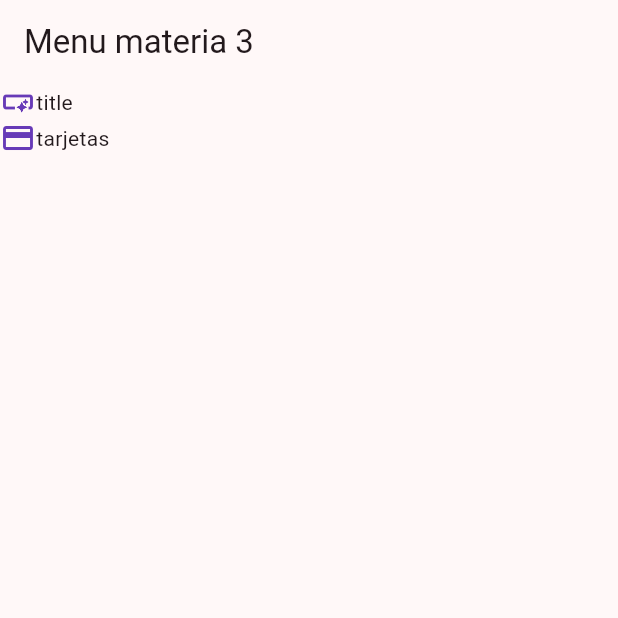
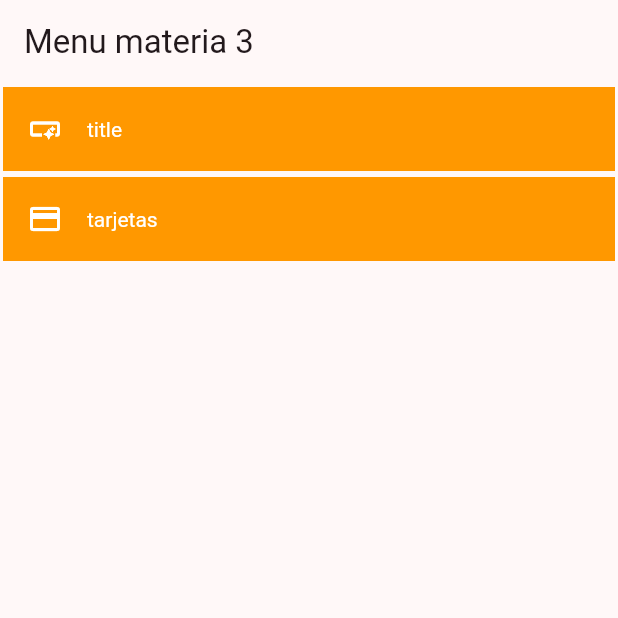
Before and after one commit to jvier990/halloween, a Flutter app: the screen it shows after launch, on a phone screen of 412 x 824 dp, the top half of it. Run offline on Flutter 3.47's test engine with Material 2 defaults, Android fonts, the phone set to English and light mode, and no system bars.

Commit message:
"ListTile 10-26-2023"

```diff
--- a/lib/presentation/home_screen.dart
+++ b/lib/presentation/home_screen.dart
@@ -25,14 +25,18 @@ class _HomeView extends StatelessWidget {
 
   Widget menuList(BuildContext context, int index) {
     final menuItem = appMenuItems[index];
-    return Row(
-      children: [
-        Icon(
-          menuItem.icon,
-          color: Colors.deepPurple,
-        ),
-        Text(menuItem.title)
-      ],
-    );
+    return Container(
+        padding: const EdgeInsets.all(2),
+        child: Wrap(children: [
+          ListTile(
+            leading:Icon(menuItem.icon, color: Colors.white,) ,
+            hoverColor: Colors.deepOrangeAccent,
+            splashColor: Color.fromARGB(255, 255, 0, 0),
+            tileColor: Colors.orange,
+            title: Text(menuItem.title),
+            titleTextStyle: const TextStyle(color: Colors.white),
+            onTap: () {},
+          ),
+        ]));
   }
 }
```
